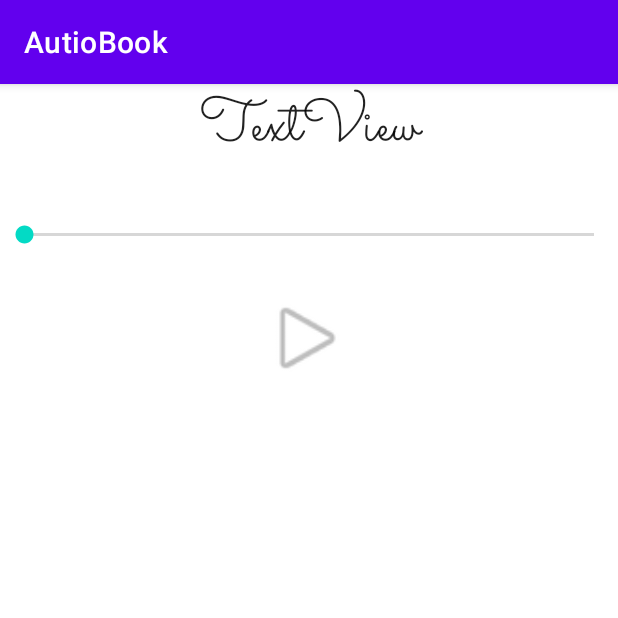
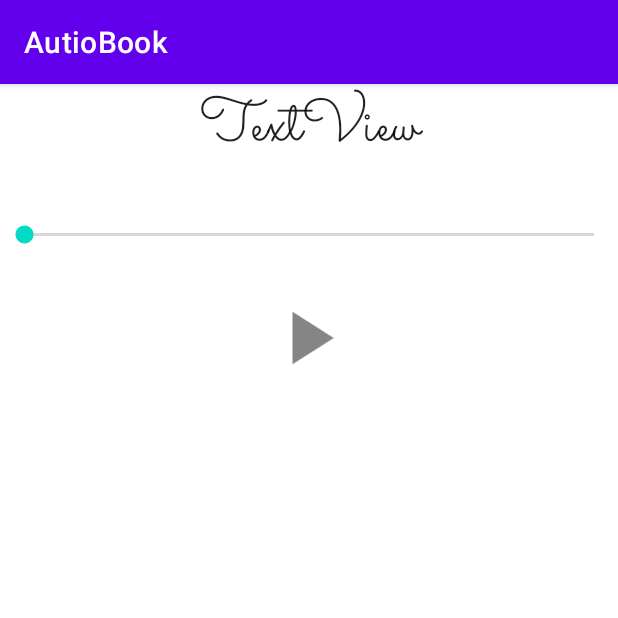
Before and after one commit to Autiobook/Autiobook, an Android app: the DetailActivity screen opened directly, with no data from a screen before it, on a phone screen of 412 x 824 dp, the top half of it. Run offline under Robolectric (Android 15) with nearby library versions, the phone set to English and light mode, and no system bars; libraries missing offline, so code that uses them is left out: org.parceler; 3 statements that could not run were skipped.

```diff
--- a/app/src/main/java/com/example/autiobook/fragments/CreateAudiobook.java
+++ b/app/src/main/java/com/example/autiobook/fragments/CreateAudiobook.java
@@ -188,8 +188,10 @@ public class CreateAudiobook extends Fragment {
             }else{
                 //syntehsize with tts
                 String utteranceId = title;
-                Log.i(TAG, book);
+                if(book.length()>4000)
+                    book = book.substring(0,3999);
                 textToSpeech.synthesizeToFile(book, null, file, utteranceId);
+
                 textToSpeech.setOnUtteranceProgressListener(new UtteranceProgressListener() {
                     @Override
                     public void onStart(String s) {
--- /dev/null
+++ b/app/src/main/res/drawable-anydpi/ic_pause.xml
@@ -0,0 +1,11 @@
+<vector xmlns:android="http://schemas.android.com/apk/res/android"
+    android:width="24dp"
+    android:height="24dp"
+    android:viewportWidth="24"
+    android:viewportHeight="24"
+    android:tint="#333333"
+    android:alpha="0.6">
+  <path
+      android:fillColor="@android:color/white"
+      android:pathData="M6,19h4L10,5L6,5v14zM14,5v14h4L18,5h-4z"/>
+</vector>
--- /dev/null
+++ b/app/src/main/res/drawable-anydpi/ic_play.xml
@@ -0,0 +1,11 @@
+<vector xmlns:android="http://schemas.android.com/apk/res/android"
+    android:width="24dp"
+    android:height="24dp"
+    android:viewportWidth="24"
+    android:viewportHeight="24"
+    android:tint="#333333"
+    android:alpha="0.6">
+  <path
+      android:fillColor="@android:color/white"
+      android:pathData="M8,5v14l11,-7z"/>
+</vector>
--- a/app/src/main/res/layout/activity_detail.xml
+++ b/app/src/main/res/layout/activity_detail.xml
@@ -39,6 +39,6 @@
         android:layout_marginStart="173dp"
         android:layout_marginTop="-1dp"
         android:layout_marginEnd="175dp"
-        app:srcCompat="@android:drawable/ic_media_play" />
+        app:srcCompat="@drawable/ic_play" />
 
 </RelativeLayout>
```
Also changed, not shown: app/src/main/java/com/example/autiobook/DetailActivity.java (+25 -17 lines), app/src/main/java/com/example/autiobook/models/Audio.java (+8 -2 lines), app/src/main/res/drawable-hdpi/ic_pause.png (added), app/src/main/res/drawable-hdpi/ic_play.png (added), app/src/main/res/drawable-mdpi/ic_pause.png (added), app/src/main/res/drawable-mdpi/ic_play.png (added), app/src/main/res/drawable-xhdpi/ic_pause.png (added), app/src/main/res/drawable-xhdpi/ic_play.png (added), app/src/main/res/drawable-xxhdpi/ic_pause.png (added), app/src/main/res/drawable-xxhdpi/ic_play.png (added), 1 other file.
